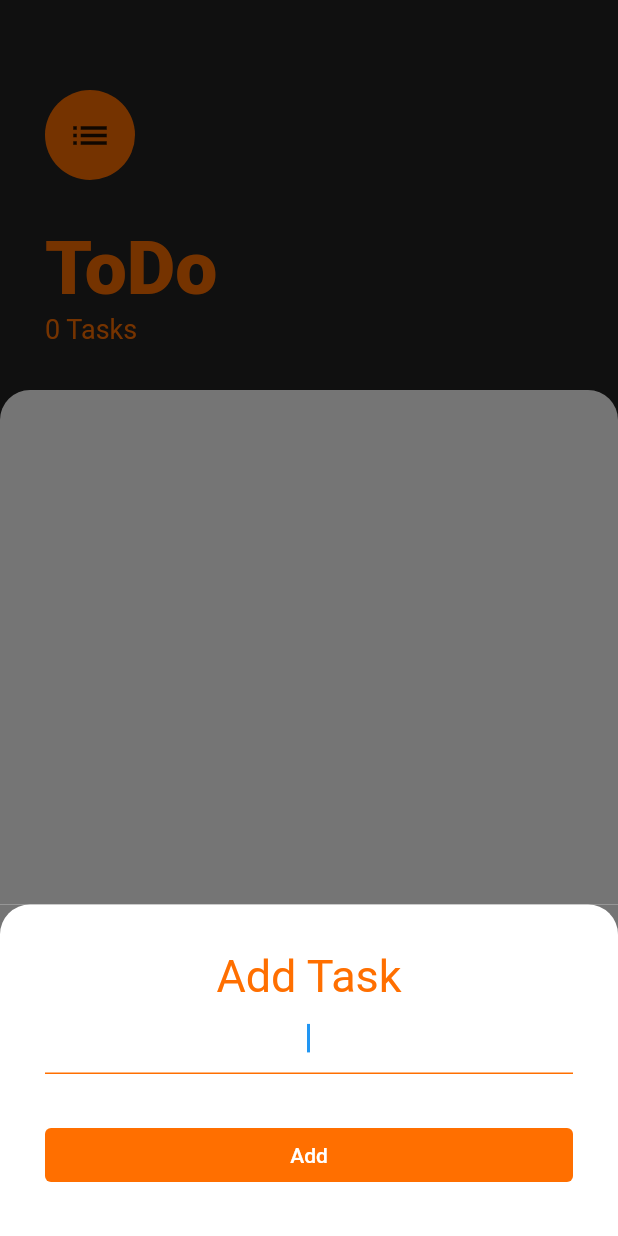
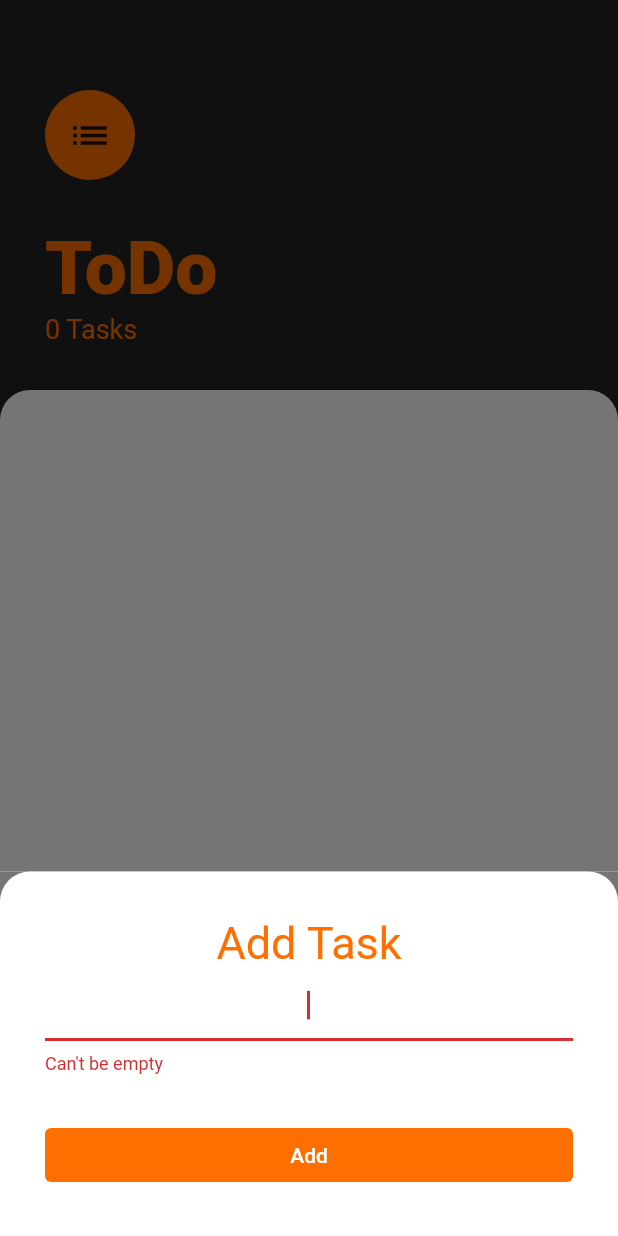
Before and after one commit to Sai-Gruheeth-N/Todo-flutter, a Flutter app: the screen it shows after launch, after a tap on the "add" icon, on a phone screen of 412 x 824 dp. Run offline on Flutter 3.47's test engine with Material 2 defaults, Android fonts, the phone set to English and light mode, and no system bars; our stand-ins replace shared_preferences.

```diff
--- a/lib/screens/add_task_screen.dart
+++ b/lib/screens/add_task_screen.dart
@@ -5,12 +5,26 @@ import 'package:shared_preferences/shared_preferences.dart';
 import 'dart:convert';
 import 'package:todo_flutter/models/task.dart';
 
-class AddTaskScreen extends StatelessWidget {
-  const AddTaskScreen({Key? key}) : super(key: key);
+class AddTaskScreen extends StatefulWidget {
+  @override
+  State<AddTaskScreen> createState() => _AddTaskScreenState();
+}
+
+class _AddTaskScreenState extends State<AddTaskScreen> {
+  final textEditingController = TextEditingController();
+
+  String? get _errorText {
+    final text = textEditingController.text;
+    if (text.isEmpty) {
+      return 'Can\'t be empty';
+    }
+    return null;
+  }
+
+  String newTask = '';
 
   @override
   Widget build(BuildContext context) {
-    String newTask = '';
     return Container(
       color: const Color.fromARGB(255, 117, 117, 117),
       child: Container(
@@ -35,14 +49,18 @@ class AddTaskScreen extends StatelessWidget {
                 ),
               ),
               TextField(
+                controller: textEditingController,
                 onChanged: (value) {
-                  newTask = value;
+                  setState(() {
+                    newTask = value;
+                  });
                 },
                 autofocus: true,
                 textCapitalization: TextCapitalization.sentences,
                 textAlign: TextAlign.center,
-                decoration: const InputDecoration(
-                  focusedBorder: UnderlineInputBorder(
+                decoration: InputDecoration(
+                  errorText: _errorText,
+                  focusedBorder: const UnderlineInputBorder(
                     borderSide:
                         BorderSide(color: Color.fromRGBO(255, 111, 0, 1)),
                   ),
--- a/lib/screens/task_screen.dart
+++ b/lib/screens/task_screen.dart
@@ -9,7 +9,7 @@ class TasksScreen extends StatelessWidget {
 
   @override
   Widget build(BuildContext context) {
-    TextEditingController textEditingController = TextEditingController();
+    // TextEditingController textEditingController = TextEditingController();
     return Scaffold(
       backgroundColor: Colors.black87,
       body: Column(
```
